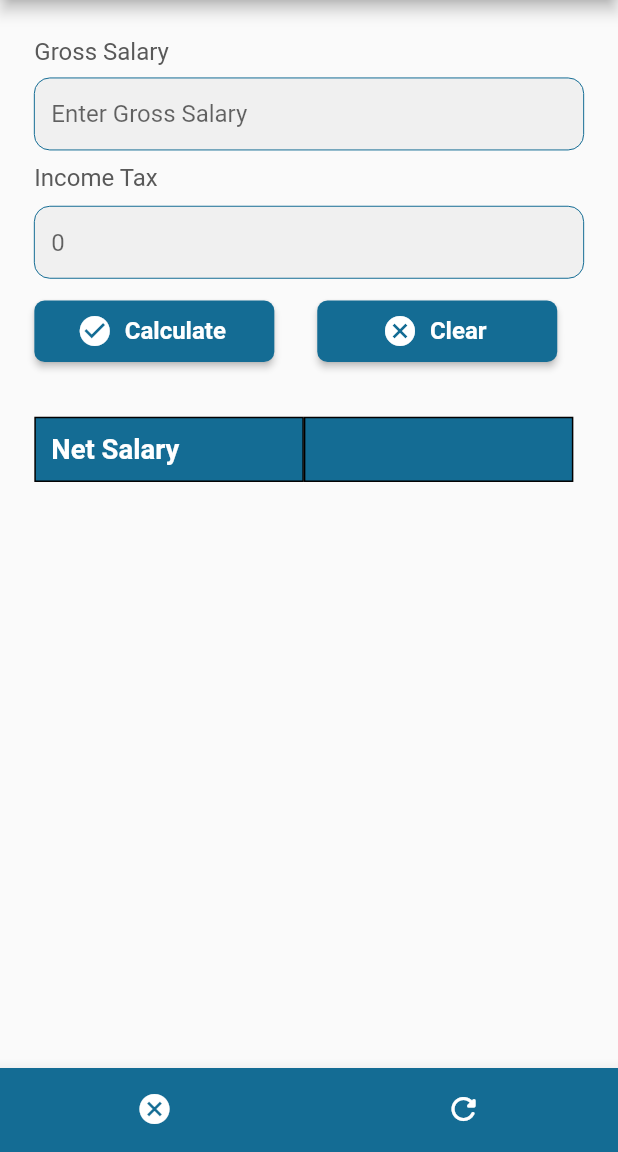
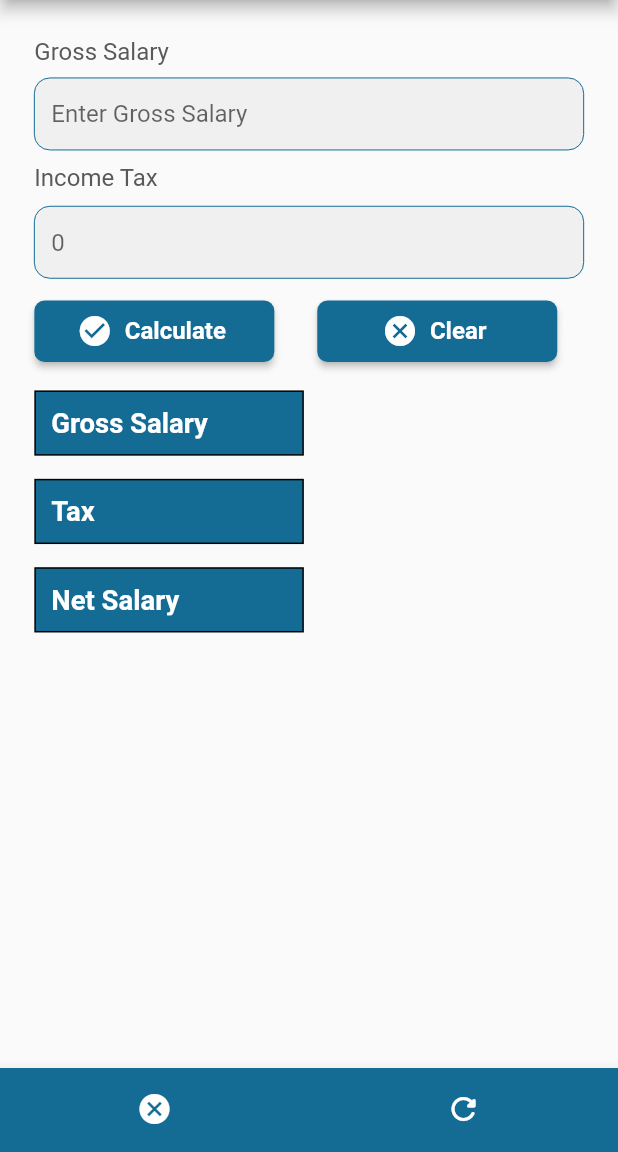
Before and after one commit to Haroonimran231/salary_convertor, a Flutter app: the screen it shows after launch, on a phone screen of 412 x 824 dp, the part 84-1236 px from its top. Run offline on Flutter 3.47's test engine with Material 2 defaults, Android fonts, the phone set to English and light mode, and no system bars; our stand-ins replace flutter_screenutil, google_fonts.

Commit message:
salary_calculator

```diff
--- a/lib/pages/salary_convertor.dart
+++ b/lib/pages/salary_convertor.dart
@@ -6,23 +6,17 @@ class SalaryConvertor extends StatefulWidget {
   const SalaryConvertor({super.key});
 
   @override
-
   State<SalaryConvertor> createState() => _SalaryConvertorState();
 }
-// class _BottomNavigationExampleState extends State {
-  int _selectedTab = 0;
-
-
-  _changeTab(int index) {
-    // setState(() {
-    //   _selectedTab = index;
-    // });
-  }
-
-
-
 
 class _SalaryConvertorState extends State<SalaryConvertor> {
+  // bool checkValue = true;
+  var grossSalary = TextEditingController();
+  var incomeTax = TextEditingController();
+  num? netSalary;
+  num? remainning;
+  num? total;
+
   @override
   Widget build(BuildContext context) {
     return Scaffold(
@@ -39,6 +33,7 @@ class _SalaryConvertorState extends State<SalaryConvertor> {
             ),
           )),
       body: SafeArea(
+        child: SingleChildScrollView(
           child: Padding(
             padding: EdgeInsets.symmetric(horizontal: 20.w),
             child: Column(
@@ -55,6 +50,7 @@ class _SalaryConvertorState extends State<SalaryConvertor> {
                 ),
                 SizedBox(height: 8.h),
                 TextField(
+                  controller: grossSalary,
                   // obscureText: true,
                   decoration: InputDecoration(
                     border: OutlineInputBorder(
@@ -95,6 +91,8 @@ class _SalaryConvertorState extends State<SalaryConvertor> {
                 ),
                 SizedBox(height: 9.h),
                 TextField(
+                  controller: incomeTax,
+
                   // obscureText: true,
                   decoration: InputDecoration(
                     border: OutlineInputBorder(
@@ -135,7 +133,14 @@ class _SalaryConvertorState extends State<SalaryConvertor> {
                               borderRadius: BorderRadius.circular(6.sp)),
                           fixedSize: const Size(160, 41),
                         ),
-                      onPressed: () {},
+                        onPressed: () {
+                          num gross = num.parse(grossSalary.text);
+                          total = gross;
+                          num tax = num.parse(incomeTax.text);
+                          remainning = tax;
+                          netSalary = gross - tax;
+                          setState(() {});
+                        },
                         icon: const Icon(
                           Icons.check_circle_sharp,
                           size: 24.0,
@@ -156,7 +161,10 @@ class _SalaryConvertorState extends State<SalaryConvertor> {
                               borderRadius: BorderRadius.circular(6.sp)),
                           fixedSize: const Size(160, 41),
                         ),
-                      onPressed: () {},
+                        onPressed: () {
+                          incomeTax.clear();
+                          grossSalary.clear();
+                        },
                         icon: const Icon(
                           Icons.cancel_sharp,
                           size: 24.0,
@@ -170,7 +178,120 @@ class _SalaryConvertorState extends State<SalaryConvertor> {
                     ),
                   ],
                 ),
-              const SizedBox(height: 33),
+                // const SizedBox(height: 20),
+                // if (netSalary != null) Text('Gross Salary: $total'),
+                // const SizedBox(height: 20),
+                // if (netSalary != null) Text('Tax: -$remainning'),
+                // const SizedBox(height: 20),
+                // if (netSalary != null) Text('Net Salary: $netSalary'),
+                // const SizedBox(height: 33),
+                SizedBox(height: 15.h),
+                Row(
+                  children: [
+                    Container(
+                      height: 38.sp,
+                      width: 157.sp,
+
+                      // fixedSize: const Size(160, 41),
+                      decoration: BoxDecoration(
+                        border: Border.all(),
+                        color: const Color(0xff146C94),
+                        // borderRadius: BorderRadius.circular(5)
+                      ),
+                      child: Padding(
+                        padding: REdgeInsets.all(10.0),
+                        child: Text(
+                          "Gross Salary",
+                          // softWrap: true,
+                          // maxLines: 3,
+                          // overflow: TextOverflow.ellipsis,
+                          style: TextStyle(
+                              color: Colors.white,
+                              fontSize: 16.sp,
+                              fontWeight: FontWeight.w600),
+                        ),
+                      ),
+                    ),
+                    if (netSalary != null)
+                      Container(
+                        height: 38.sp,
+                        width: 157.sp,
+                        decoration: BoxDecoration(
+                          border: Border.all(),
+                          color: const Color(0xff146C94),
+                          // borderRadius: BorderRadius.circular(5)
+                        ),
+                        child: Padding(
+                          padding: REdgeInsets.all(10.0),
+                          child: Text(
+                            "$total",
+                            // softWrap: true,
+                            // maxLines: 3,
+                            // overflow: TextOverflow.ellipsis,
+                            style: TextStyle(
+                                color: Colors.white,
+                                fontSize: 16.sp,
+                                fontWeight: FontWeight.w600),
+                          ),
+                        ),
+                      ),
+                  ],
+                ),
+                SizedBox(height: 15.h),
+
+                Row(
+                  children: [
+                    Container(
+                      height: 38.sp,
+                      width: 157.sp,
+
+                      // fixedSize: const Size(160, 41),
+                      decoration: BoxDecoration(
+                        border: Border.all(),
+                        color: const Color(0xff146C94),
+                        // borderRadius: BorderRadius.circular(5)
+                      ),
+                      child: Padding(
+                        padding: REdgeInsets.all(10.0),
+                        child: Text(
+                          "Tax",
+                          // softWrap: true,
+                          // maxLines: 3,
+                          // overflow: TextOverflow.ellipsis,
+                          style: TextStyle(
+                              color: Colors.white,
+                              fontSize: 16.sp,
+                              fontWeight: FontWeight.w600),
+                        ),
+                      ),
+                    ),
+                    if (netSalary != null)
+                      Container(
+                        height: 38.sp,
+                        width: 157.sp,
+                        decoration: BoxDecoration(
+                          border: Border.all(),
+                          color: const Color(0xff146C94),
+                          // borderRadius: BorderRadius.circular(5)
+                        ),
+                        child: Padding(
+                          padding: REdgeInsets.all(10.0),
+                          child: Text(
+                            "-$remainning",
+                            // softWrap: true,
+                            // maxLines: 3,
+                            // overflow: TextOverflow.ellipsis,
+                            style: TextStyle(
+                                color: Colors.white,
+                                fontSize: 16.sp,
+                                fontWeight: FontWeight.w600),
+                          ),
+                        ),
+                      ),
+                  ],
+                ),
+                SizedBox(height: 15.h),
+
                 Row(
                   children: [
                     Container(
@@ -197,6 +318,7 @@ class _SalaryConvertorState extends State<SalaryConvertor> {
                         ),
                       ),
                     ),
+                    if (netSalary != null)
                       Container(
                         height: 38.sp,
                         width: 157.sp,
@@ -208,7 +330,7 @@ class _SalaryConvertorState extends State<SalaryConvertor> {
                         child: Padding(
                           padding: REdgeInsets.all(10.0),
                           child: Text(
-                        "",
+                            "$netSalary",
                             // softWrap: true,
                             // maxLines: 3,
                             // overflow: TextOverflow.ellipsis,
@@ -221,7 +343,9 @@ class _SalaryConvertorState extends State<SalaryConvertor> {
                       ),
                   ],
                 ),
-              SizedBox(height: 323.sp,),
+                // SizedBox(
+                //   height: 323.sp,
+                // ),
                 //         BottomNavigationBar(currentIndex: _selectedTab,
                 //   onTap: (index) => _changeTab(index),backgroundColor: const Color(0xff146C94) ,
                 //   selectedItemColor: Colors.white,
@@ -233,24 +357,25 @@ class _SalaryConvertorState extends State<SalaryConvertor> {
                 //         icon: Icon(Icons.refresh_rounded), label: "Share"),
                 //   ],
                 // ),
-
               ],
             ),
           ),
-      ),bottomNavigationBar: Theme(
+        ),
+      ),
+      bottomNavigationBar: Theme(
         data: ThemeData(
           canvasColor: const Color(0xff146C94),
         ),
         child: BottomNavigationBar(
-          currentIndex: _selectedTab,
-          onTap: (index) => _changeTab(index),
+          // currentIndex: _selectedTab,
+          // onTap: (index) => _changeTab(index),
           selectedItemColor: Colors.white,
           unselectedItemColor: Colors.white,
           showSelectedLabels: false,
           showUnselectedLabels: false,
           items: const [
-          BottomNavigationBarItem(icon: Icon(Icons.cancel_sharp), label: "Exit"),
-
+            BottomNavigationBarItem(
+                icon: Icon(Icons.cancel_sharp), label: "Exit"),
             BottomNavigationBarItem(
                 icon: Icon(Icons.refresh_rounded), label: "Share"),
           ],
```
Also changed, not shown: 1 other file. Lines whose indentation alone changed are shown as unchanged.
